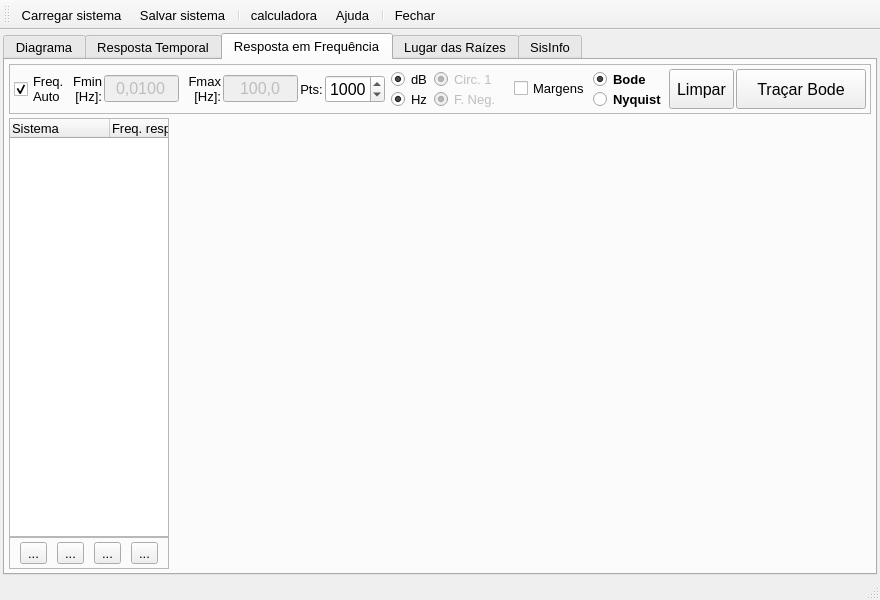
Old version of the form MainWindow.ui in the repository miguelmoreto/labcontrole.
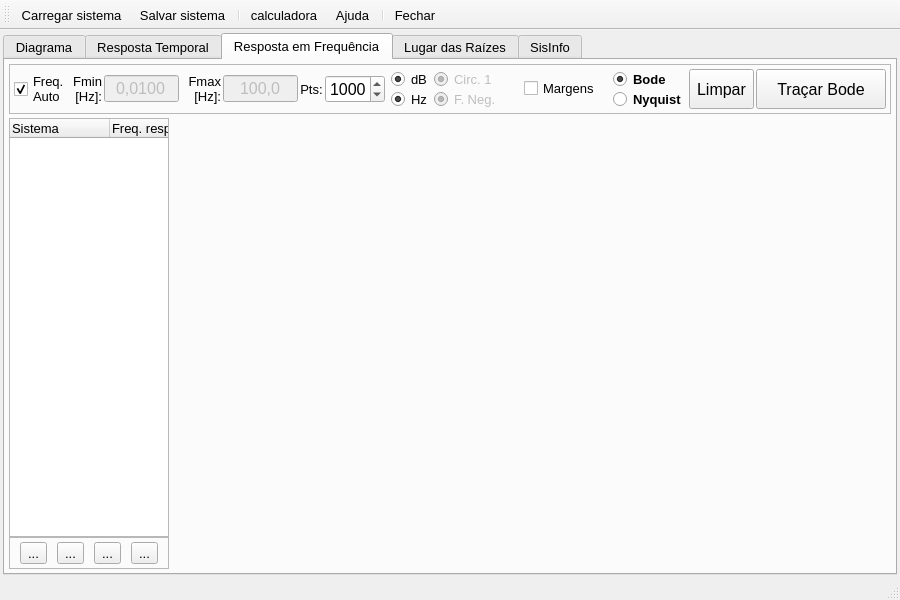
New version of the form. Icons and pictures are not drawn. Custom widgets are drawn as their Qt base class.

```diff
--- a/MainWindow.ui
+++ b/MainWindow.ui
@@ -7,7 +7,7 @@
    <rect>
     <x>0</x>
     <y>0</y>
-    <width>880</width>
+    <width>900</width>
     <height>600</height>
    </rect>
   </property>
```
